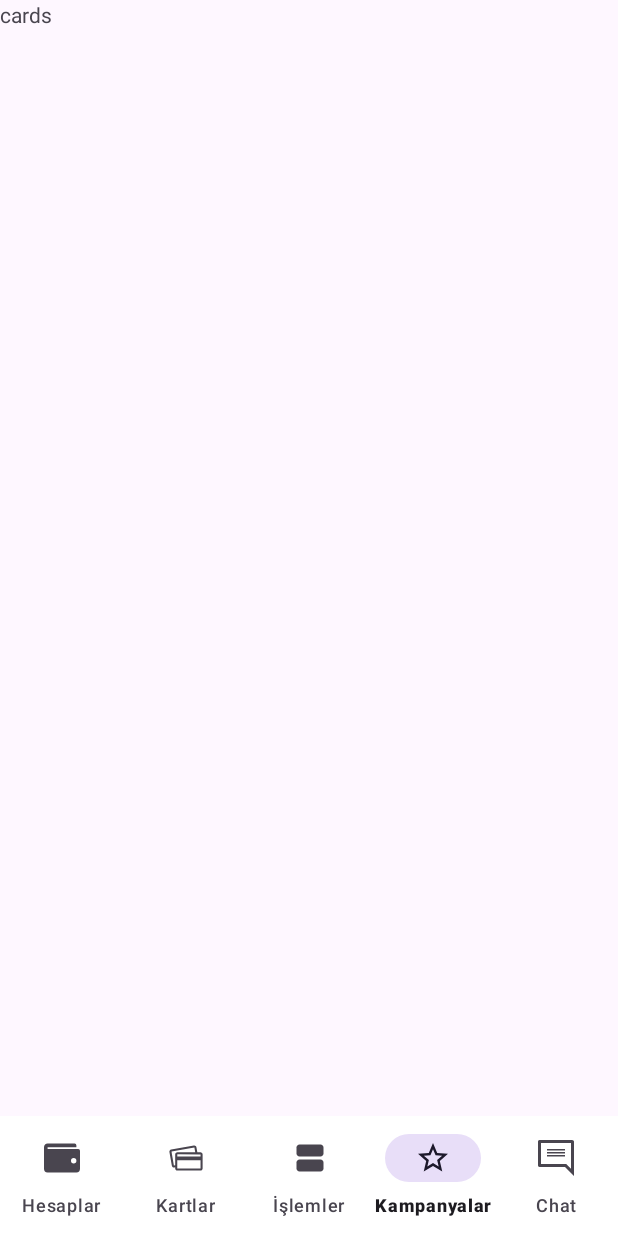
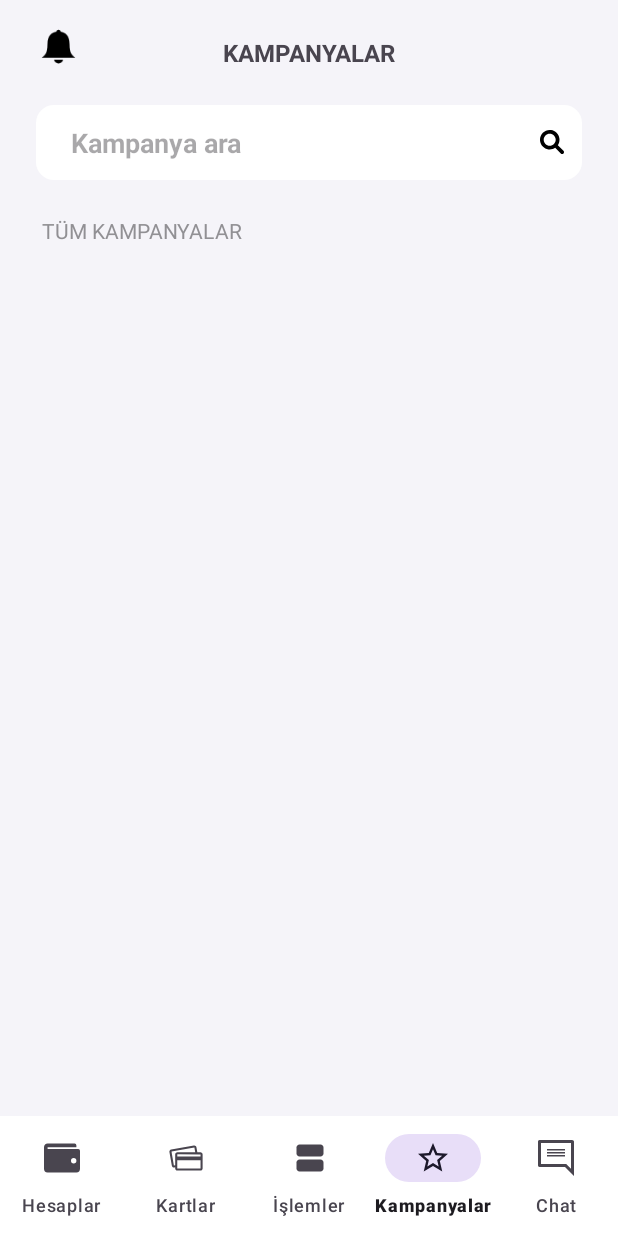
Before and after one commit to Nebicanplnl/FupsUISample, an Android app: the CampaignsFragment screen opened through its navigation route, on a phone screen of 412 x 824 dp. Run offline under Robolectric (Android 15) with nearby library versions, the phone set to English and light mode, and no system bars; our stand-ins replace navigation-ui.

Commit message:
The campaign page was designed.

```diff
--- /dev/null
+++ b/app/src/main/java/com/example/fupsuisample/data/DataCampaign.kt
@@ -0,0 +1,3 @@
+package com.example.fupsuisample.data
+
+data class DataCampaign(val image: Int, val imageButon: Int, val text: String, val text2: String)
--- /dev/null
+++ b/app/src/main/res/drawable/netflix_logo_icon.xml
@@ -0,0 +1,5 @@
+<vector xmlns:android="http://schemas.android.com/apk/res/android" android:height="23.9096dp" android:viewportHeight="3146" android:viewportWidth="7500" android:width="57dp">
+
+    <path android:fillColor="#ED1C24" android:fillType="nonZero" android:pathData="M4735.2,774.2L4484.8,774.2L4484.8,2174.5C4712.4,2182.3 4939,2193.8 5164.6,2208.8L5164.6,1962.1C5021.9,1952.6 4878.8,1944.5 4735.2,1937.8L4735.2,774.2ZM6725,774.3L6450,774.3L6268.7,1194.5L6105.8,774.3L5834.9,774.3L6126,1525.2L5808.2,2261.8C5896.1,2270.4 5983.8,2279.5 6071.4,2289.2L6256.2,1860.9L6439.3,2333C6534.6,2345.3 6629.7,2358.1 6724.6,2371.6L6725,2371.5L6398.8,1530.3L6725,774.3ZM3625.4,2162.2L3875.8,2162.2L3875.8,1592.6L4215.2,1592.6L4215.2,1345.9L3875.8,1345.9L3875.8,1023.3L4324.3,1023.3L4324.3,774.3L3625.4,774.3L3625.4,2162.2ZM2690.4,1023.2L2952.4,1023.2L2952.4,2176.9C3035.7,2173.8 3119.2,2171.2 3202.8,2169L3202.8,1023.2L3464.8,1023.2L3464.8,774.3L2690.4,774.3L2690.4,1023.2ZM1834.4,2248.6C2065.1,2227.6 2297,2210.3 2529.9,2196.9L2529.9,1950.2C2381.1,1958.8 2232.7,1969 2084.7,1980.6L2084.7,1607.1C2181.8,1606.1 2309.6,1603.2 2422.9,1604.6L2422.9,1357.9C2332.4,1357.6 2187,1359.1 2084.7,1360.4L2084.7,1023.3L2529.9,1023.3L2529.9,774.3L1834.4,774.3L1834.4,2248.6ZM1343.2,1678.3L1017.1,774.3L779.2,774.3L779.2,2371.7C862.5,2359.8 945.9,2348.4 1029.5,2337.6L1029.5,1468.9L1319.5,2301.9C1410.7,2291.3 1502.1,2281.3 1593.6,2271.9L1593.6,774.3L1343.2,774.3L1343.2,1678.3ZM5371,2223.7C5454.6,2230.1 5538.1,2236.9 5621.5,2244.4L5621.5,774.3L5371,774.3L5371,2223.7Z"/>
+
+</vector>
--- a/app/src/main/res/layout/fragment_campaigns.xml
+++ b/app/src/main/res/layout/fragment_campaigns.xml
@@ -1,13 +1,71 @@
 <?xml version="1.0" encoding="utf-8"?>
-<FrameLayout xmlns:android="http://schemas.android.com/apk/res/android"
+<androidx.constraintlayout.widget.ConstraintLayout xmlns:android="http://schemas.android.com/apk/res/android"
     xmlns:tools="http://schemas.android.com/tools"
     android:layout_width="match_parent"
     android:layout_height="match_parent"
-    tools:context=".fragment.CampaignsFragment">
+    xmlns:app="http://schemas.android.com/apk/res-auto"
+    tools:context=".fragment.CampaignsFragment"
+    android:background="@color/campaignColor">
+
+    <ImageView
+        android:layout_width="30dp"
+        android:layout_height="30dp"
+        android:layout_marginTop="16dp"
+        android:layout_marginStart="24dp"
+        app:layout_constraintStart_toStartOf="parent"
+        app:layout_constraintTop_toTopOf="parent"
+        app:layout_constraintBottom_toBottomOf="@id/text_kampanyalar"
+        android:src="@drawable/bell_icon"/>
+
 
     <TextView
+        android:id="@+id/text_kampanyalar"
+        android:layout_width="wrap_content"
+        android:layout_height="wrap_content"
+        android:text="KAMPANYALAR"
+        android:textStyle="bold"
+        android:textSize="16sp"
+        android:layout_marginTop="24dp"
+        app:layout_constraintStart_toStartOf="parent"
+        app:layout_constraintEnd_toEndOf="parent"
+        app:layout_constraintTop_toTopOf="parent"/>
+
+    <EditText
+        android:id="@+id/text_kampanya_ara"
         android:layout_width="match_parent"
-        android:layout_height="match_parent"
-        android:text="cards" />
+        android:layout_height="50dp"
+        app:layout_constraintStart_toStartOf="parent"
+        app:layout_constraintEnd_toEndOf="parent"
+        app:layout_constraintTop_toBottomOf="@id/text_kampanyalar"
+        android:layout_marginTop="48dp"
+        android:background="@drawable/chat_ara"
+        android:layout_margin="24dp"
+        android:hint="     Kampanya ara"
+        android:textStyle="bold"
+        android:drawableEnd="@drawable/magnifying_glass_icon2"
+        android:paddingEnd="12dp"/>
 
-</FrameLayout>
+    <TextView
+        android:id="@+id/tum_kampanyalar"
+        android:layout_width="wrap_content"
+        android:layout_height="wrap_content"
+        android:text="TÜM KAMPANYALAR"
+        app:layout_constraintStart_toStartOf="parent"
+        app:layout_constraintTop_toBottomOf="@id/text_kampanya_ara"
+        app:layout_constraintEnd_toEndOf="parent"
+        app:layout_constraintHorizontal_bias=".1"
+        android:layout_marginTop="24dp"
+        android:textColor="@color/campaignText"/>
+
+    <androidx.constraintlayout.widget.ConstraintLayout
+        android:layout_width="match_parent"
+        android:layout_height="0dp"
+        app:layout_constraintStart_toStartOf="parent"
+        app:layout_constraintTop_toBottomOf="@id/tum_kampanyalar"
+        app:layout_constraintEnd_toEndOf="parent"
+        app:layout_constraintBottom_toBottomOf="parent"
+        android:layout_marginTop="16dp"/>
+
+
+
+</androidx.constraintlayout.widget.ConstraintLayout>
--- a/app/src/main/res/values/colors.xml
+++ b/app/src/main/res/values/colors.xml
@@ -15,4 +15,6 @@
     <color name="card_btn_text">#555459</color>
     <color name="chat">#BDBCC2</color>
     <color name="chatBackground">#F1F0F5</color>
+    <color name="campaignColor">#F5F4F9</color>
+    <color name="campaignText">#919094</color>
 </resources>
```
Also changed, not shown: app/src/main/res/drawable/netflix_image.xml (added, +10 -0 lines), app/src/main/res/layout/item_campaigns.xml (added, +58 -0 lines), app/src/main/res/drawable/netflix.png (added).
